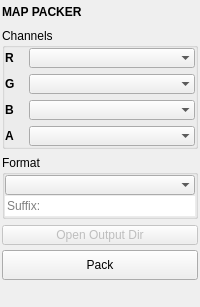
Old version of the form pythontk/img_utils/map_packer.ui in the repository m3trik/pythontk.
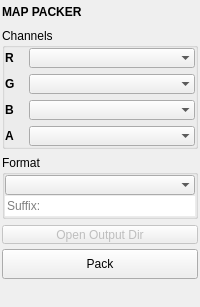
New version of the form. Custom widgets are drawn as their Qt base class.

Patch:
```diff
--- a/pythontk/img_utils/map_packer.ui
+++ b/pythontk/img_utils/map_packer.ui
@@ -419,13 +419,13 @@
           <property name="minimumSize">
            <size>
             <width>0</width>
-            <height>20</height>
+            <height>19</height>
            </size>
           </property>
           <property name="maximumSize">
            <size>
             <width>16777215</width>
-            <height>20</height>
+            <height>19</height>
            </size>
           </property>
           <property name="toolTip">
```
